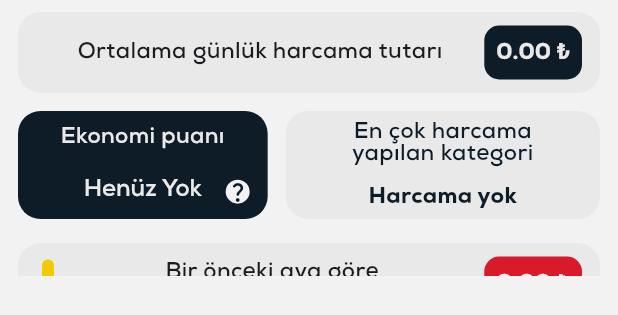
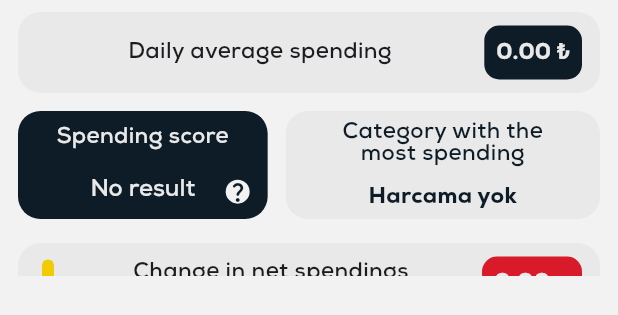
Before and after one commit to zahidayturan/ButceTakip, a Flutter app: the MonthlyStatusInfo widget shown alone on an empty page, opened directly, on a phone screen of 412 x 824 dp. Shown: the top 315 px of the screen. Run offline on Flutter 3.47's test engine with Material 3 defaults, Android fonts, the phone set to English and light mode, and no system bars; our stand-ins replace cloud_firestore, csv, device_info_plus, dropdown_button2, firebase_auth, firebase_core and 10 more; missing offline and left inert: app_settings, d_chart, flutter_share, googleapis, ntp; accounts and stored records are empty; generated files the repository leaves out were written again; Roboto replaces fonts that are missing (TL).

Commit message:
çeviri ve düzenleme

```diff
--- a/lib/UI/daily_info.dart
+++ b/lib/UI/daily_info.dart
@@ -70,7 +70,7 @@ class _GunlukInfoState extends ConsumerState<GunlukInfo> {
                         child: Padding(
                           padding: const EdgeInsets.only(left: 10, right: 10, top: 6, bottom: 6),
                           child: Text(
-                            skipController == 0 ? translation(context).todaysActivities : "${readSettings.getMonthInList(context)} ${readSettings.yearIndex.toString()} İçin İstatistikler", /// dil destekli yazi
+                            skipController == 0 ? translation(context).todaysActivities : "${translation(context).monthlyStatisticsOnlyForEnglishAndArabic} ${readSettings.getMonthInList(context)} ${readSettings.yearIndex.toString()} ${translation(context).monthlyStatisticsOnlyForTurkish}", /// dil destekli yazi
                             style: TextStyle(
                               color: skipController == 0 ? Theme.of(context).primaryColor : Theme.of(context).highlightColor,
                               height: 1,
--- a/lib/UI/monthly_status_info.dart
+++ b/lib/UI/monthly_status_info.dart
@@ -100,10 +100,12 @@ class _MonthlyStatusInfoState extends ConsumerState<MonthlyStatusInfo> {
                       ),
                       child: Padding(
                         padding: const EdgeInsets.symmetric(horizontal: 12),
+                        child: Directionality(
+                          textDirection: ref.read(settingsRiverpod).Language == "العربية" ? TextDirection.rtl : TextDirection.ltr,
                           child: Row(
                             mainAxisAlignment: MainAxisAlignment.spaceBetween,
                             children: [
-                            Expanded(child: Text("Ortalama günlük harcama tutarı",style: TextStyle(height: 1,fontSize: 15),textAlign: TextAlign.center,)),
+                              Expanded(child: Text(translation(context).dailyAverageSpending,style: TextStyle(height: 1,fontSize: 15),textAlign: TextAlign.center,)),
                               Container(
                                 height: 36,
                                 decoration: BoxDecoration(
@@ -145,6 +147,7 @@ class _MonthlyStatusInfoState extends ConsumerState<MonthlyStatusInfo> {
                         ),
                       ),
                     ),
+                  ),
                   Row(
                     mainAxisAlignment: MainAxisAlignment.spaceBetween,
                     children: [
@@ -163,7 +166,7 @@ class _MonthlyStatusInfoState extends ConsumerState<MonthlyStatusInfo> {
                               child: Column(
                                 mainAxisAlignment: MainAxisAlignment.spaceAround,
                                 children: [
-                                  Center(child: Text("Ekonomi puanı",
+                                  Center(child: Text(translation(context).spendingScore,
                                     style: TextStyle(
                                     height: 1,
                                     color: Theme.of(context).primaryColor,
@@ -192,7 +195,7 @@ class _MonthlyStatusInfoState extends ConsumerState<MonthlyStatusInfo> {
                                               ),
                                             ),
                                             TextSpan(
-                                              text: economyScore != 10.01 ?"/10" : "Henüz Yok",
+                                              text: economyScore != 10.01 ?"/10" : translation(context).noResult,
                                               style: TextStyle(
                                                 height: 1,
                                                 color: Theme.of(context).primaryColor,
@@ -207,7 +210,7 @@ class _MonthlyStatusInfoState extends ConsumerState<MonthlyStatusInfo> {
                                       Visibility(
                                         visible: size.width > 320,
                                         child: Tooltip(
-                                          message:  "Aylık olarak gelir gider oranına göre hesaplanan puan",
+                                          message:  translation(context).monthlyIncomeExpenseScore,
                                           triggerMode: TooltipTriggerMode.tap,
                                           showDuration: const Duration(seconds: 10),
                                           margin: const EdgeInsets.symmetric(horizontal: 10),
@@ -298,10 +301,12 @@ class _MonthlyStatusInfoState extends ConsumerState<MonthlyStatusInfo> {
                         ),
                         child: Padding(
                           padding: const EdgeInsets.symmetric(horizontal: 12),
+                          child: Directionality(
+                            textDirection: ref.read(settingsRiverpod).Language == "العربية" ? TextDirection.rtl : TextDirection.ltr,
                             child: Row(
                               mainAxisAlignment: MainAxisAlignment.spaceBetween,
                               children: [
-                              Expanded(child: Center(child: Text("En çok harcama yapılan gün",style: TextStyle(height: 1,fontSize: 15,overflow: TextOverflow.ellipsis),textAlign: TextAlign.center,maxLines: 3,))),
+                                Expanded(child: Center(child: Text(translation(context).mostSpendingDay,style: TextStyle(height: 1,fontSize: 15,overflow: TextOverflow.ellipsis),textAlign: TextAlign.center,maxLines: 3,))),
                                 Container(
                                   height: 36,
                                   decoration: BoxDecoration(
@@ -312,7 +317,7 @@ class _MonthlyStatusInfoState extends ConsumerState<MonthlyStatusInfo> {
                                     child: Padding(
                                       padding: const EdgeInsets.symmetric(horizontal: 8.0),
                                       child: Text(
-                                         "${maxTotalAmount2Date}",
+                                           maxTotalAmount2Date,
                                             style: TextStyle(
                                               height: 1,
                                               color: Theme.of(context).canvasColor,
@@ -324,6 +329,7 @@ class _MonthlyStatusInfoState extends ConsumerState<MonthlyStatusInfo> {
                                     ),
                                   ),
                               ],
+                            ),
                           ),
                         ),
                       ),
@@ -388,7 +394,7 @@ class _MonthlyStatusInfoState extends ConsumerState<MonthlyStatusInfo> {
                           Column(
                             mainAxisAlignment: MainAxisAlignment.spaceAround,
                             children: [
-                              Center(child: Text("En çok harcama\nyapılan kategori",style: TextStyle(
+                              Center(child: Text(translation(context).mostSpendingCategory,style: TextStyle(
                                 height: 1,
                                 color: Theme.of(context).canvasColor,
                                 fontFamily:
@@ -443,7 +449,7 @@ class _MonthlyStatusInfoState extends ConsumerState<MonthlyStatusInfo> {
                                         ),
                                       ),
                                     ])),
-                                Center(child: Text("${categoryCount.toString()} Kayıt",style: TextStyle(
+                                Center(child: Text("${categoryCount.toString()} ${translation(context).activityCount}",style: TextStyle(
                                   height: 1,
                                   color: Theme.of(context).canvasColor,
                                   fontFamily:
@@ -499,6 +505,8 @@ class _MonthlyStatusInfoState extends ConsumerState<MonthlyStatusInfo> {
             ),
             child: Padding(
               padding: const EdgeInsets.symmetric(horizontal: 12),
+              child: Directionality(
+                textDirection: ref.read(settingsRiverpod).Language == "العربية" ? TextDirection.rtl : TextDirection.ltr,
                 child: Row(
                   children: [
                     counterContainer(context,pageController),
@@ -516,7 +524,7 @@ class _MonthlyStatusInfoState extends ConsumerState<MonthlyStatusInfo> {
                           Row(
                             mainAxisAlignment: MainAxisAlignment.spaceBetween,
                             children: [
-                            Expanded(child: Center(child: Text("Bir önceki aya göre\n net durumun değişimi",style: TextStyle(height: 1,fontSize: 15),textAlign: TextAlign.center,))),
+                              Expanded(child: Center(child: Text(translation(context).changeInNetSpending,style: TextStyle(height: 1,fontSize: 15),textAlign: TextAlign.center,))),
                               Container(
                                 height: 36,
                                 decoration: BoxDecoration(
@@ -526,7 +534,35 @@ class _MonthlyStatusInfoState extends ConsumerState<MonthlyStatusInfo> {
                                 child: Center(
                                   child: Padding(
                                     padding: const EdgeInsets.symmetric(horizontal: 8.0),
-                                  child: RichText(
+                                    child: Row(
+                                      children: [
+                                        Text(
+                                          compare.toStringAsFixed(2),
+                                          style: TextStyle(
+                                          height: 1,
+                                          color: renkler.arkaRenk,
+                                          fontFamily:
+                                          "Nexa4",
+                                          fontSize: 15,
+                                          ),
+                                          textDirection: TextDirection.ltr,
+
+                                        ),
+                                        Text(
+                                          ref.read(settingsRiverpod).prefixSymbol!,
+                                          style: TextStyle(
+                                            height: 1,
+                                            color: renkler.arkaRenk,
+                                            fontWeight: FontWeight.bold,
+                                            fontFamily:
+                                            "TL",
+                                            fontSize: 15,
+                                          ),
+                                        ),
+                                      ],
+                                    )
+                                    /*RichText(
+                                        textDirection: TextDirection.ltr,
                                         text: TextSpan(children: [
                                           TextSpan(
                                             text:  compare.toStringAsFixed(2),
@@ -549,7 +585,7 @@ class _MonthlyStatusInfoState extends ConsumerState<MonthlyStatusInfo> {
                                               fontSize: 15,
                                             ),
                                           ),
-                                      ])),
+                                        ])),*/
                                   ),
                                 ),
                               )
@@ -558,7 +594,7 @@ class _MonthlyStatusInfoState extends ConsumerState<MonthlyStatusInfo> {
                           Row(
                             mainAxisAlignment: MainAxisAlignment.spaceBetween,
                             children: [
-                            Expanded(child: Center(child: Text("${readSettings.getMonthInListWithIndex(context,readSettings.monthIndex-1)}",style: TextStyle(height: 1,fontSize: 14),textAlign: TextAlign.center,))),
+                              Expanded(child: Center(child: Text(readSettings.getMonthInListWithIndex(context,readSettings.monthIndex-1),style: TextStyle(height: 1,fontSize: 14),textAlign: TextAlign.center,))),
                               Container(
                                 height: 28,
                                 decoration: BoxDecoration(
@@ -568,7 +604,34 @@ class _MonthlyStatusInfoState extends ConsumerState<MonthlyStatusInfo> {
                                 child: Center(
                                   child: Padding(
                                     padding: const EdgeInsets.symmetric(horizontal: 8.0),
-                                  child: RichText(
+                                    child: Row(
+                                      children: [
+                                        Text(
+                                          total.toStringAsFixed(2),
+                                          style: TextStyle(
+                                            height: 1,
+                                            color: renkler.arkaRenk,
+                                            fontFamily:
+                                            "Nexa4",
+                                            fontSize: 14,
+                                          ),
+                                          textDirection: TextDirection.ltr,
+
+                                        ),
+                                        Text(
+                                          ref.read(settingsRiverpod).prefixSymbol!,
+                                          style: TextStyle(
+                                            height: 1,
+                                            color: renkler.arkaRenk,
+                                            fontWeight: FontWeight.bold,
+                                            fontFamily:
+                                            "TL",
+                                            fontSize: 14,
+                                          ),
+                                        ),
+                                      ],
+                                    )
+                                    /*RichText(
                                         text: TextSpan(children: [
                                           TextSpan(
                                             text:  total.toStringAsFixed(2),
@@ -591,11 +654,11 @@ class _MonthlyStatusInfoState extends ConsumerState<MonthlyStatusInfo> {
                                               fontSize: 14,
                                             ),
                                           ),
-                                      ])),
+                                        ])),*/
                                   ),
                                 ),
                               ),
-                            Expanded(child: Center(child: Text("${readSettings.getMonthInList(context)}",style: TextStyle(height: 1,fontSize: 14),textAlign: TextAlign.center,))),
+                              Expanded(child: Center(child: Text(readSettings.getMonthInList(context),style: TextStyle(height: 1,fontSize: 14),textAlign: TextAlign.center,))),
                               Container(
                                 height: 28,
                                 decoration: BoxDecoration(
@@ -605,7 +668,35 @@ class _MonthlyStatusInfoState extends ConsumerState<MonthlyStatusInfo> {
                                 child: Center(
                                   child: Padding(
                                     padding: const EdgeInsets.symmetric(horizontal: 8.0),
-                                  child: RichText(
+                                    child: Row(
+                                      children: [
+                                        Text(
+                                          formattedTotal.toStringAsFixed(2),
+                                          style: TextStyle(
+                                            height: 1,
+                                            color: renkler.arkaRenk,
+                                            fontFamily:
+                                            "Nexa4",
+                                            fontSize: 14,
+                                          ),
+                                          textDirection: TextDirection.ltr,
+
+                                        ),
+                                        Text(
+                                          ref.read(settingsRiverpod).prefixSymbol!,
+                                          style: TextStyle(
+                                            height: 1,
+                                            color: renkler.arkaRenk,
+                                            fontWeight: FontWeight.bold,
+                                            fontFamily:
+                                            "TL",
+                                            fontSize: 14,
+                                          ),
+                                        ),
+                                      ],
+                                    )
+                                    /*RichText(
+                                        textDirection: TextDirection.ltr,
                                         text: TextSpan(children: [
                                           TextSpan(
                                             text:  formattedTotal.toStringAsFixed(2),
@@ -628,7 +719,7 @@ class _MonthlyStatusInfoState extends ConsumerState<MonthlyStatusInfo> {
                                               fontSize: 14,
                                             ),
                                           ),
-                                      ])),
+                                        ])),*/
                                   ),
                                 ),
                               )
@@ -638,6 +729,7 @@ class _MonthlyStatusInfoState extends ConsumerState<MonthlyStatusInfo> {
                       ),
                     ),
                   ],
+                ),
               ),
             ),
           ),
--- a/lib/l10n/app_ar.arb
+++ b/lib/l10n/app_ar.arb
@@ -113,6 +113,17 @@
   "monthlyExpenses": "المصاريف\nالشهرية",
 
   "noActivity": "لا يوجد قيد",
+
+  "monthlyStatisticsOnlyForTurkish": "",
+  "monthlyStatisticsOnlyForEnglishAndArabic": "إحصائيات شهر",
+  "dailyAverageSpending": "متوسط مبلغ المصاريف اليومية",
+  "spendingScore": "معدل المصاريف",
+  "mostSpendingCategory": "الفئة الأكثر إنفاقًا",
+  "changeInNetSpending": "وضع التغير الصافي\nمقارنة بالشهر السابق",
+  "mostSpendingDay": "اليوم الأكثر إنفاقًا",
+  "monthlyIncomeExpenseScore": "المبالغ المحسوبة وفق معدل الدخل و المصاريف الشهرية",
+  "noSpending": "لا يوجد مصاريف",
+  "noResult": "لا يوجد بعد",
 
   "both": "كلاهما",
   "income": "الدخل",
--- a/lib/l10n/app_en.arb
+++ b/lib/l10n/app_en.arb
@@ -113,6 +113,17 @@
     "monthlyExpenses": "Monthly\nExpenses",
 
     "noActivity": "No Activity",
+
+    "monthlyStatisticsOnlyForTurkish": "",
+    "monthlyStatisticsOnlyForEnglishAndArabic": "Statistics for",
+    "dailyAverageSpending": "Daily average spending",
+    "spendingScore": "Spending score",
+    "mostSpendingCategory": "Category with the\nmost spending",
+    "changeInNetSpending": "Change in net spendings\ncompared to the previous month",
+    "mostSpendingDay": "Day with the most spending",
+    "monthlyIncomeExpenseScore": "Score calculated based on monthly income-expense ratio",
+    "noSpending": "No spending",
+    "noResult": "No result",
 
     "both": "BOTH",
     "income": "INCOME",
--- a/lib/l10n/app_tr.arb
+++ b/lib/l10n/app_tr.arb
@@ -113,6 +113,17 @@
   "monthlyExpenses": "Aylık\nGider",
 
   "noActivity": "Kayıt Yok",
+
+  "monthlyStatisticsOnlyForTurkish": "İçin İstatistikler",
+  "monthlyStatisticsOnlyForEnglishAndArabic": "",
+  "dailyAverageSpending": "Ortalama günlük harcama tutarı",
+  "spendingScore": "Ekonomi puanı",
+  "mostSpendingCategory": "En çok harcama\nyapılan kategori",
+  "changeInNetSpending": "Bir önceki aya göre\nnet durumun değişimi",
+  "mostSpendingDay": "En çok harcama yapılan gün",
+  "monthlyIncomeExpenseScore": "Aylık olarak gelir gider oranına göre hesaplanan puan",
+  "noSpending": "Harcama yok",
+  "noResult": "Henüz yok",
 
   "both": "HEPSİ",
   "income": "GELİR",
```
Also changed, not shown: pubspec.lock. Lines whose indentation alone changed are shown as unchanged.
